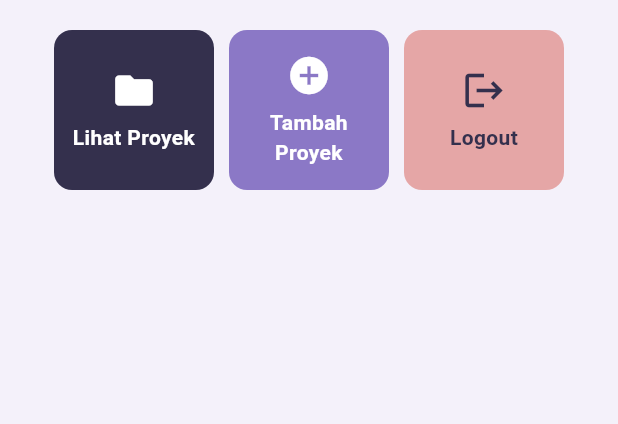
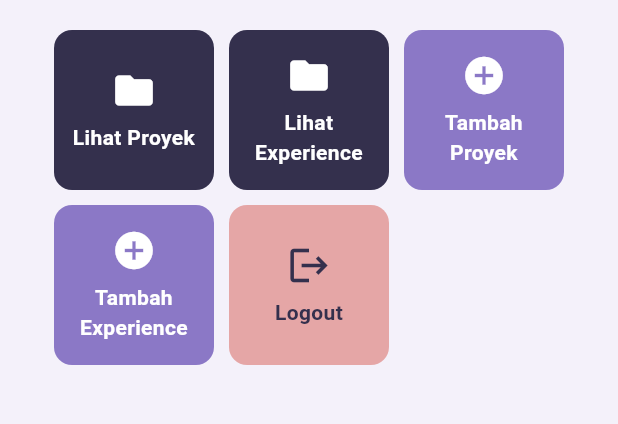
Before and after one commit to xhenst/myportofolio_mobile, a Flutter app: the screen it shows after launch, in the side drawer, after a tap on "Home", on a phone screen of 412 x 824 dp, the part 357-781 px from its top. Run offline on Flutter 3.47's test engine with Material 3 defaults, Android fonts, the phone set to English and light mode, and no system bars.

Commit message:
feat: navigate experienc form

```diff
--- a/lib/screens/menu.dart
+++ b/lib/screens/menu.dart
@@ -1,6 +1,6 @@
 import 'package:flutter/material.dart';
 import 'package:myportofolio_mobile/widgets/left_drawer.dart';
-import 'package:myportofolio_mobile/widgets/project_card.dart';
+import 'package:myportofolio_mobile/widgets/menu_card.dart';
 
 class MyHomePage extends StatelessWidget {
   const MyHomePage({super.key});
@@ -15,7 +15,9 @@ class MyHomePage extends StatelessWidget {
 
     final List<ItemHomepage> items = [
       ItemHomepage("Lihat Proyek", Icons.folder, colorScheme.primary),
+      ItemHomepage("Lihat Experience", Icons.folder, colorScheme.primary),
       ItemHomepage("Tambah Proyek", Icons.add_circle, colorScheme.secondary),
+      ItemHomepage("Tambah Experience", Icons.add_circle, colorScheme.secondary),
       ItemHomepage("Logout", Icons.logout, colorScheme.tertiary),
     ];
 
--- a/lib/widgets/left_drawer.dart
+++ b/lib/widgets/left_drawer.dart
@@ -1,18 +1,21 @@
 import 'package:flutter/material.dart';
 import 'package:myportofolio_mobile/screens/menu.dart';
 import 'package:myportofolio_mobile/screens/project_form.dart';
+import 'package:myportofolio_mobile/screens/experience_form.dart';
 
 class LeftDrawer extends StatelessWidget {
   const LeftDrawer({super.key});
 
   @override
   Widget build(BuildContext context) {
+    final colorScheme = Theme.of(context).colorScheme;
+
     return Drawer(
       child: ListView(
         children: [
-          const DrawerHeader(
+          DrawerHeader(
             decoration: BoxDecoration(
-              color: Colors.indigo,
+              color: colorScheme.primary,
             ),
             child: Column(
               crossAxisAlignment: CrossAxisAlignment.start,
@@ -22,15 +25,15 @@ class LeftDrawer extends StatelessWidget {
                   style: TextStyle(
                     fontSize: 30,
                     fontWeight: FontWeight.bold,
-                    color: Colors.white,
+                    color: colorScheme.onPrimary,
                   ),
                 ),
-                SizedBox(height: 10),
+                const SizedBox(height: 10),
                 Text(
                   'Explore personal projects and experiences!',
                   style: TextStyle(
                     fontSize: 15,
-                    color: Colors.white,
+                    color: colorScheme.onPrimary,
                   ),
                 ),
               ],
@@ -62,6 +65,19 @@ class LeftDrawer extends StatelessWidget {
               );
             },
           ),
+          ListTile(
+            leading: const Icon(Icons.work_outline),
+            title: const Text('Add Experience'),
+            // Navigasi ke halaman tambah experience
+            onTap: () {
+              Navigator.pushReplacement(
+                context,
+                MaterialPageRoute(
+                  builder: (context) => const ExperienceFormPage(),
+                ),
+              );
+            },
+          ),
         ],
       ),
     );
```
Also changed, not shown: lib/widgets/menu_card.dart (renamed from lib/widgets/project_card.dart, +9 -1 lines).
